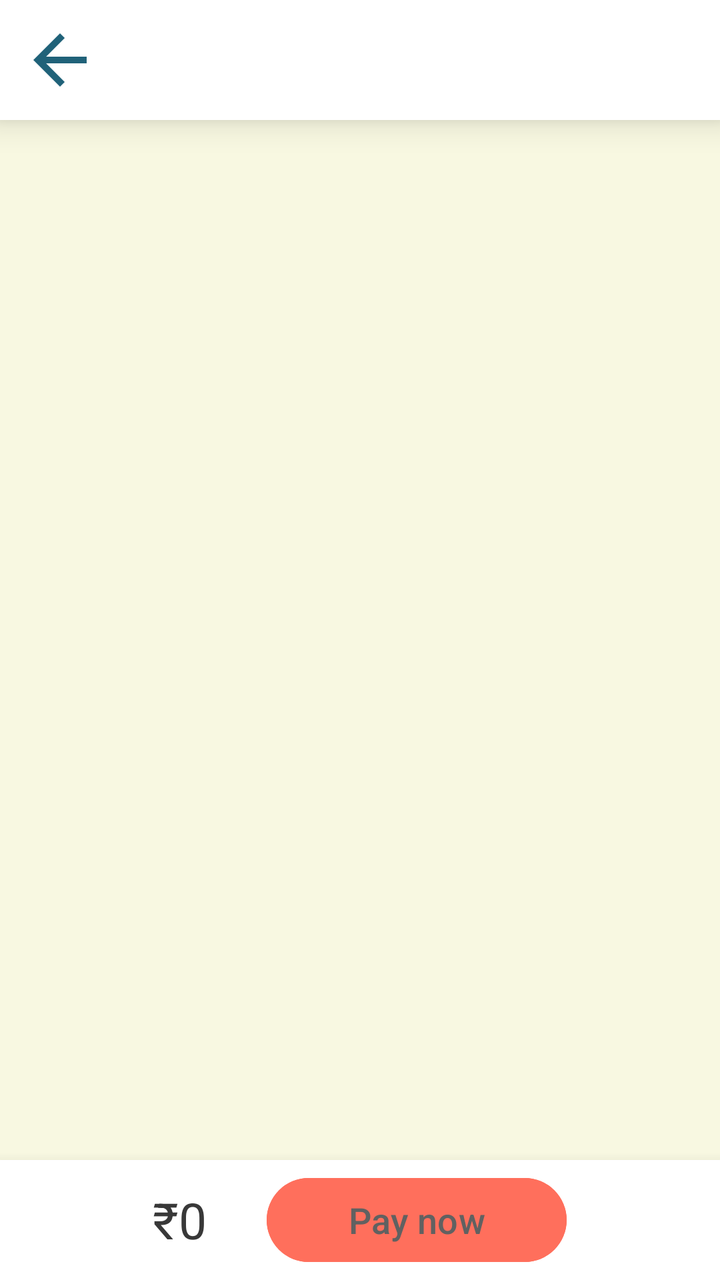
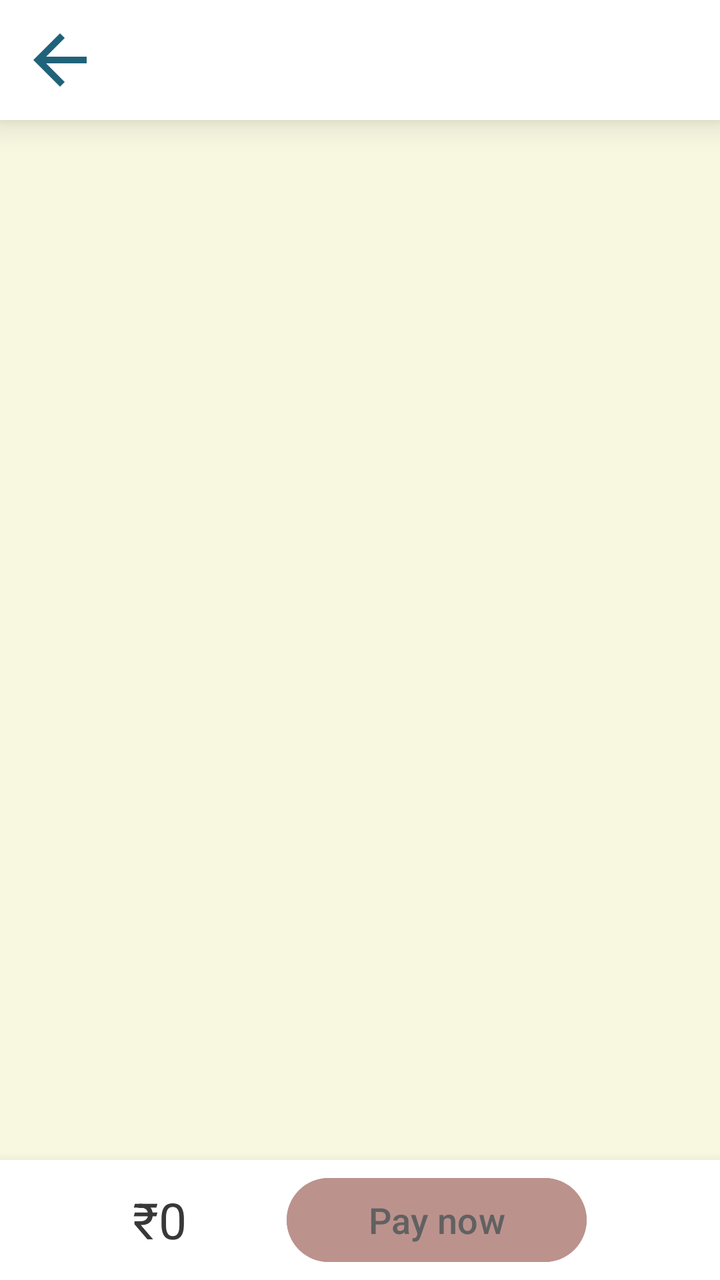

Screens rendered from an Android XML layout before and after an edit, with the pre-edit source and the edit as a unified diff.
<!-- AndroidManifest.xml: application theme Theme.BakerBoy -->
<!-- res/layout/activity_cart.xml -->
<?xml version="1.0" encoding="utf-8"?>
<androidx.constraintlayout.widget.ConstraintLayout xmlns:android="http://schemas.android.com/apk/res/android"
    xmlns:app="http://schemas.android.com/apk/res-auto"
    xmlns:tools="http://schemas.android.com/tools"
    android:id="@+id/main"
    android:layout_width="match_parent"
    android:layout_height="match_parent"
    tools:context=".CartActivity"
    android:background="@color/white2">

    <LinearLayout
        android:layout_width="match_parent"
        android:layout_height="60dp"
        android:background="@color/white"
        android:elevation="10dp"
        android:orientation="horizontal"
        android:gravity="center_vertical"
        app:layout_constraintTop_toTopOf="parent">
        <ImageButton
            android:layout_width="40dp"
            android:layout_height="40dp"
            android:background="@drawable/baseline_arrow_back_24"
            android:layout_marginLeft="10dp"/>
    </LinearLayout>
    <LinearLayout
        android:layout_width="match_parent"
        android:layout_height="60dp"
        android:background="@color/white"
        android:elevation="10dp"
        android:orientation="horizontal"
        android:gravity="center"
        app:layout_constraintBottom_toBottomOf="parent">
        <TextView
            android:id="@+id/amount_total"
            android:layout_height="wrap_content"
            android:layout_width="wrap_content"
            android:text="₹0"
            android:textSize="25dp"
            android:textColor="@color/grey2"
            android:layout_marginRight="20dp"/>
        <Button
            android:layout_width="150dp"
            android:layout_height="50dp"
            android:backgroundTint="@color/orangishrednone"
            android:text="Pay now"
            android:textSize="18sp"
            android:textColor="@color/grey1"
            android:layout_marginLeft="10dp"/>
    </LinearLayout>
</androidx.constraintlayout.widget.ConstraintLayout>
<!-- resources referenced by this layout -->
<resources>
  <color name="grey1">#616161</color>
  <color name="grey2">#383838</color>
  <color name="orangishrednone">#FF6F5C</color>
  <color name="white">#FFFFFFFF</color>
  <color name="white2">#F8F8E1</color>
  <!-- drawable baseline_arrow_back_24 (drawable) -->
  <vector xmlns:android="http://schemas.android.com/apk/res/android" android:autoMirrored="true" android:height="24dp" android:tint="#206279" android:viewportHeight="24" android:viewportWidth="24" android:width="24dp">
        
      <path android:fillColor="@android:color/white" android:pathData="M20,11H7.83l5.59,-5.59L12,4l-8,8 8,8 1.41,-1.41L7.83,13H20v-2z"/>
      
  </vector>
  <style name="Theme.BakerBoy" parent="Base.Theme.BakerBoy" />
  <style name="Base.Theme.BakerBoy" parent="Theme.Material3.DayNight.NoActionBar">
          
          
      </style>
</resources>

<!-- the commit's change to res/layout/activity_cart.xml (unified diff, before → after) -->
@@ -37,11 +37,11 @@
             android:text="₹0"
             android:textSize="25dp"
             android:textColor="@color/grey2"
-            android:layout_marginRight="20dp"/>
+            android:layout_marginRight="40dp"/>
         <Button
             android:layout_width="150dp"
             android:layout_height="50dp"
-            android:backgroundTint="@color/orangishrednone"
+            android:backgroundTint="@color/orangishgrey"
             android:text="Pay now"
             android:textSize="18sp"
             android:textColor="@color/grey1"
<!-- resource entries referenced after the edit -->
@@ -2,7 +2,7 @@
 <resources>
   <color name="grey1">#616161</color>
   <color name="grey2">#383838</color>
-  <color name="orangishrednone">#FF6F5C</color>
+  <color name="orangishgrey">#BC928D</color>
   <color name="white">#FFFFFFFF</color>
   <color name="white2">#F8F8E1</color>
   <!-- drawable baseline_arrow_back_24 (drawable) -->
